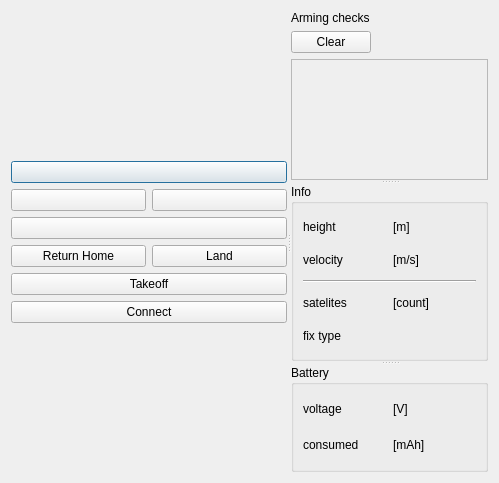
First picture: the form in ui/DroneControlDialog.ui, repository JF631/FLYJUMP, before the edit.
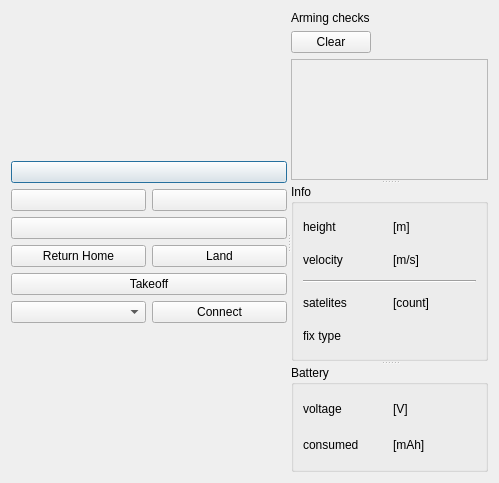
Second picture: the form after the edit. Icons and pictures are not drawn.

Patch:
```diff
--- a/ui/DroneControlDialog.ui
+++ b/ui/DroneControlDialog.ui
@@ -13,13 +13,13 @@
   <property name="windowTitle">
    <string>Dialog</string>
   </property>
-  <layout class="QHBoxLayout" name="horizontalLayout_4">
+  <layout class="QHBoxLayout" name="horizontalLayout_11">
    <item>
     <widget class="QSplitter" name="splitter_2">
      <property name="orientation">
       <enum>Qt::Horizontal</enum>
      </property>
-     <widget class="QWidget" name="layoutWidget">
+     <widget class="QWidget" name="">
       <layout class="QVBoxLayout" name="verticalLayout_2">
        <item>
         <spacer name="verticalSpacer">
@@ -120,12 +120,29 @@
         </widget>
        </item>
        <item>
+        <layout class="QHBoxLayout" name="horizontalLayout_4">
+         <item>
+          <widget class="QComboBox" name="com_combobox">
+           <property name="toolTip">
+            <string/>
+           </property>
+           <property name="editable">
+            <bool>false</bool>
+           </property>
+           <property name="currentText">
+            <string/>
+           </property>
+          </widget>
+         </item>
+         <item>
         <widget class="QPushButton" name="connect_button">
          <property name="text">
           <string>Connect</string>
          </property>
         </widget>
        </item>
+        </layout>
+       </item>
        <item>
         <spacer name="verticalSpacer_2">
          <property name="orientation">
```
Left out of the diff: 4 changed lines with no effect on the pictures. Lines whose indentation alone changed are shown as unchanged.
